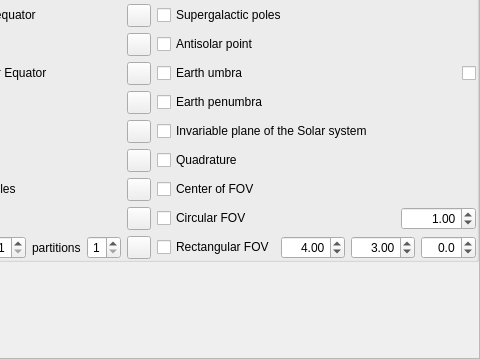
Qt form src/gui/viewDialog.ui (Stellarium/stellarium) before a commit; both pictures show x 464 to 944 and y 319 to 678 of the 944 by 678 pixel window.
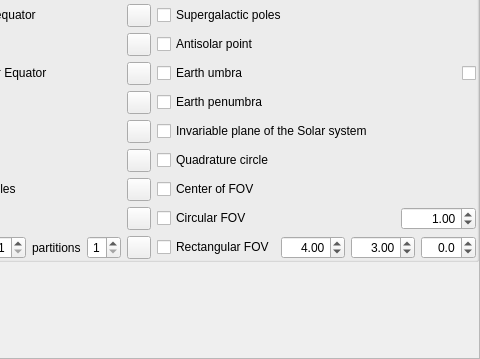
The same form after that commit. The open tabs and pages were chosen to show the change. Icons and pictures are not drawn. Custom widgets are drawn as their Qt base class.

What changed in the file:
```diff
--- a/src/gui/viewDialog.ui
+++ b/src/gui/viewDialog.ui
@@ -4394,7 +4394,7 @@
                   <string>The line of quadratures</string>
                  </property>
                  <property name="text">
-                  <string>Quadrature</string>
+                  <string>Quadrature circle</string>
                  </property>
                 </widget>
                </item>
```
Left out of the diff: 8 changed lines with no effect on the pictures.
